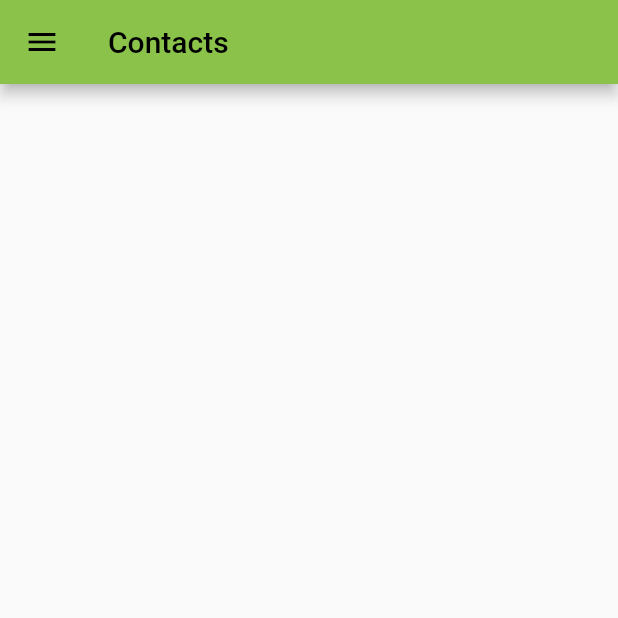
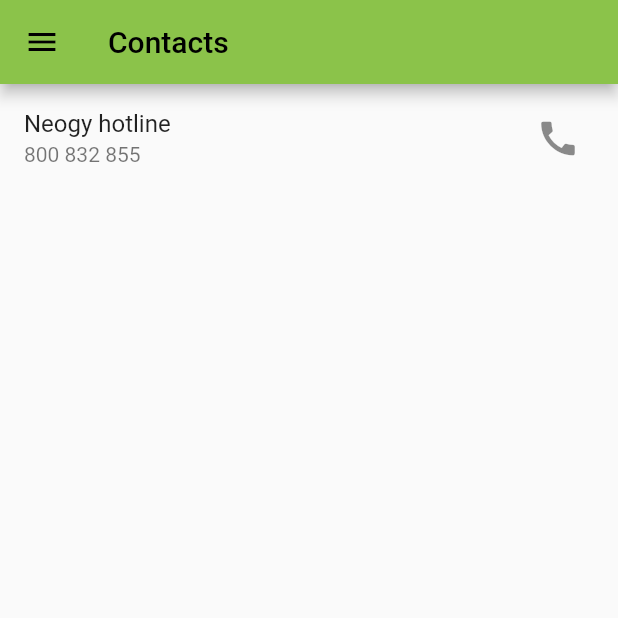
Before and after one commit to salemAbuzaid/flutter-maps-and-contacts, a Flutter app: the ContactScreen screen opened directly, on a phone screen of 412 x 824 dp, the top half of it. Run offline on Flutter 3.47's test engine with Material 2 defaults, Android fonts, the phone set to English and light mode, and no system bars; our stand-ins replace firebase_auth, firebase_core, flutter_dotenv, google_maps_flutter, location; missing offline and left inert: clippy_flutter, custom_info_window; accounts and stored records are empty; generated files the repository leaves out were written again.

Commit message:
contacts && login with firebase

```diff
--- a/lib/screens/contact_screen.dart
+++ b/lib/screens/contact_screen.dart
@@ -1,5 +1,6 @@
 import 'package:flutter/material.dart';
 import 'package:progetto_pilota/shared/menu_drawer.dart';
+import 'package:url_launcher/url_launcher.dart';
 
 class ContactScreen extends StatefulWidget {
   const ContactScreen({super.key});
@@ -20,6 +21,37 @@ class _ContactScreenState extends State<ContactScreen> {
         ), */
         title: Text('Contacts'),
       )),
+      body: ListView(
+        children: getChildren(),
+      ),
     );
   }
+
+  List<Widget> getChildren() {
+    Map phoneNumbers = {"Neogy hotline": "800 832 855"};
+    List<Widget> tiles = [];
+    phoneNumbers.forEach((name, number) {
+      tiles.add(ListTile(
+        // key: UniqueKey(),
+        title: Text(name),
+        subtitle: Text(number),
+        trailing: IconButton(
+          onPressed: (() {
+            _makePhoneCall(number);
+          }),
+          icon: Icon(Icons.call, size: 30,),
+        ),
+      ));
+    });
+
+    return tiles;
+  }
+
+  Future<void> _makePhoneCall(String phoneNumber) async {
+    final Uri launchUri = Uri(
+      scheme: 'tel',
+      path: phoneNumber,
+    );
+    await launchUrl(launchUri);
+  }
 }
--- a/pubspec.yaml
+++ b/pubspec.yaml
@@ -44,6 +44,10 @@ dependencies:
   custom_info_window: ^1.0.1
   clippy_flutter: ^2.0.0-nullsafety.1
   flutter_dotenv: ^5.0.2
+  url_launcher: ^6.1.9
+  firebase_core: ^2.5.0
+  cloud_firestore: ^4.4.0
+  firebase_auth: ^4.2.6
 
 dev_dependencies:
   flutter_test:
```
Also changed, not shown: lib/main.dart (+23 -3 lines), lib/screens/map-screen.dart (+24 -9 lines), lib/shared/info_window.dart (+6 -3 lines), pubspec.lock, 7 other files.
